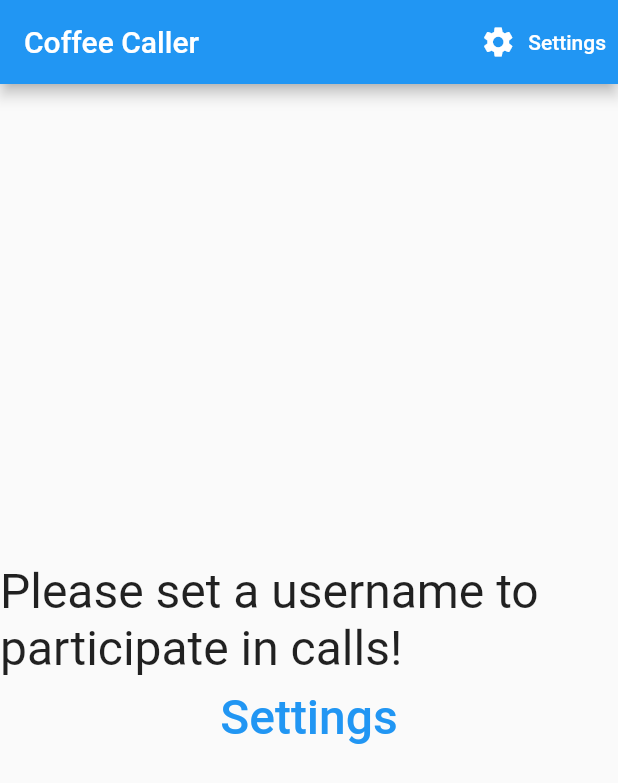
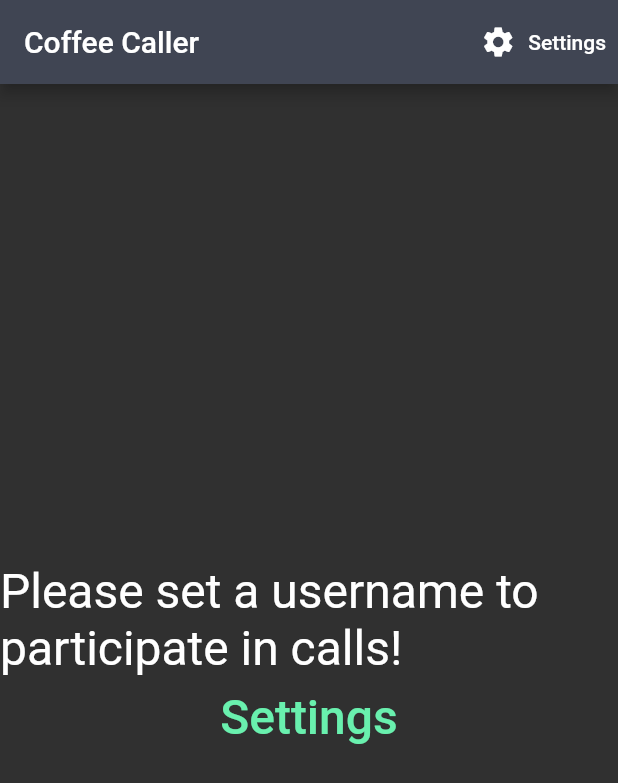
Before and after one commit to erlangen-dev/coffee-caller, a Flutter app: the screen it shows after launch, on a phone screen of 412 x 824 dp. Shown: the top 783 px of the screen. Run offline on Flutter 3.47's test engine with Material 2 defaults, Android fonts, the phone set to English and light mode, and no system bars; our stand-ins replace bloc, flutter_bloc, freezed_annotation, shared_preferences, socket_io_client; network calls fail.

Commit message:
Add initial dark mobile theme

```diff
--- a/frontend-mobile/lib/main.dart
+++ b/frontend-mobile/lib/main.dart
@@ -1,6 +1,7 @@
 import 'package:coffee_caller/environment.dart';
 import 'package:coffee_caller/communication/socket_client.dart';
 import 'package:coffee_caller/screens/home_screen.dart';
+import 'package:coffee_caller/theme.dart';
 import 'package:flutter/material.dart';
 import 'package:provider/provider.dart';
 
@@ -18,9 +19,7 @@ class App extends StatelessWidget {
   Widget build(BuildContext context) {
     return MaterialApp(
       title: 'Coffee Caller',
-      theme: ThemeData(
-        primarySwatch: Colors.blue,
-      ),
+      theme: appTheme,
       home: Provider.value(
         value: socketClient,
         child: const HomeScreen(),
--- /dev/null
+++ b/frontend-mobile/lib/theme.dart
@@ -0,0 +1,15 @@
+import 'package:flutter/material.dart';
+
+const Color nightfall = Color(0xff404553);
+const Color nightSky = Color(0xff24272d);
+
+const TextStyle textStyle = TextStyle(
+  color: Colors.white,
+);
+
+ThemeData appTheme = ThemeData(
+  colorScheme: const ColorScheme.dark(primary: Colors.greenAccent),
+  appBarTheme: const AppBarTheme(
+    color: nightfall,
+  ),
+);
```
